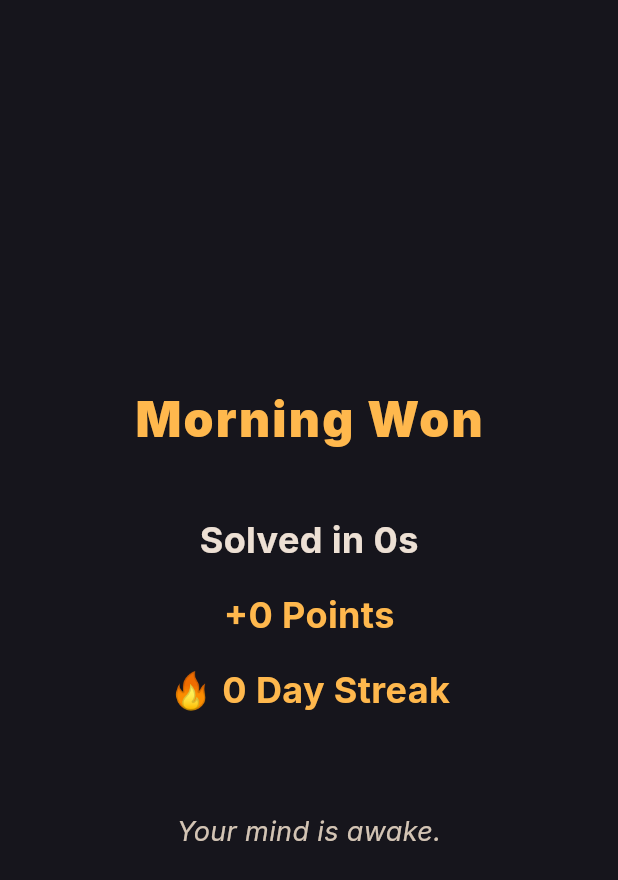
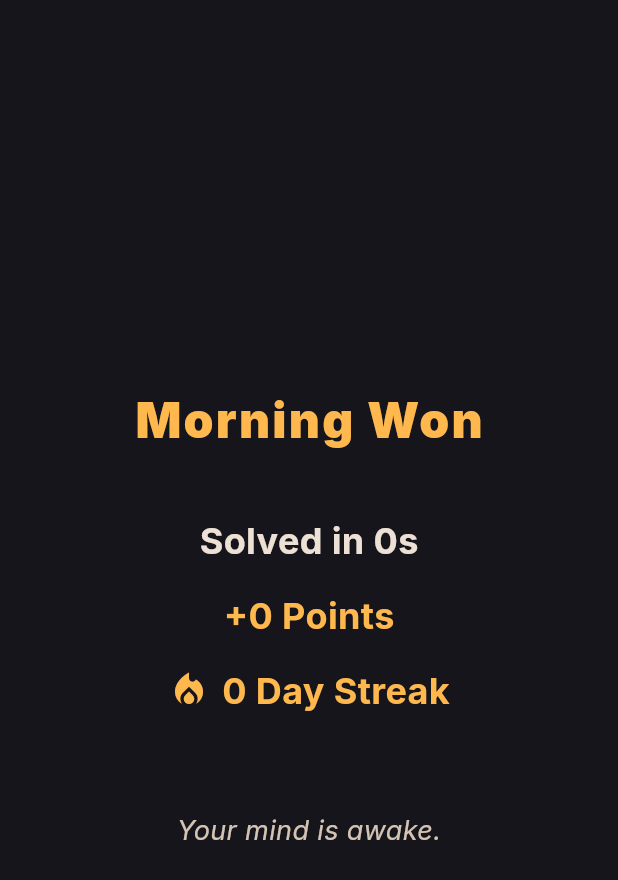
Before and after one commit to Yash-Nimkar0/chessAlarm, a Flutter app: the MissionCompleteScreen screen opened directly with empty values, on a phone screen of 412 x 824 dp. Shown: the top 880 px of the screen. Run offline on Flutter 3.47's test engine with Material 3 defaults, Android fonts, the phone set to English and light mode, and no system bars; our stand-ins replace audioplayers, csv, fl_chart, flutter_local_notifications, geolocator, google_fonts and 6 more; missing offline and left inert: alarm, bishop, flutter_foreground_task, haptic_feedback, mobile_scanner, noise_meter and 3 more; accounts and stored records are empty; network calls fail.

Commit message:
style: replace streak flame emoji with premium material icon

```diff
--- a/lib/screens/mission_complete_screen.dart
+++ b/lib/screens/mission_complete_screen.dart
@@ -127,9 +127,16 @@ class _MissionCompleteScreenState extends State<MissionCompleteScreen> with Sing
                 ),
                 const SizedBox(height: 16),
               ],
-              Text(
-                '🔥 $_currentStreak Day Streak',
-                style: const TextStyle(fontSize: 24, color: AppTokens.signal, fontWeight: FontWeight.bold),
+              Row(
+                mainAxisAlignment: MainAxisAlignment.center,
+                children: [
+                  const Icon(Icons.local_fire_department, color: AppTokens.signal, size: 28),
+                  const SizedBox(width: 8),
+                  Text(
+                    '$_currentStreak Day Streak',
+                    style: const TextStyle(fontSize: 24, color: AppTokens.signal, fontWeight: FontWeight.bold),
+                  ),
+                ],
               ),
               const SizedBox(height: 64),
               Text(
```
Also changed, not shown: lib/screens/report_screen.dart (+7 -7 lines), lib/screens/setting_screen.dart (+7 -1 lines), lib/screens/sleep_screen.dart (+7 -1 lines).
